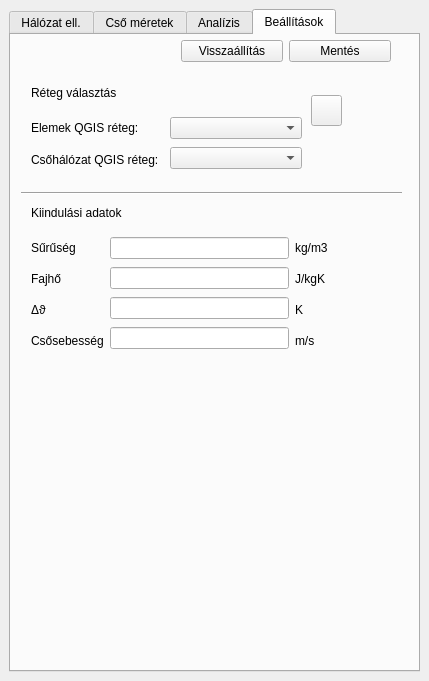
Old version of the form hmv/hmv_widget.ui in the repository cruizer/HMV-meretezes.
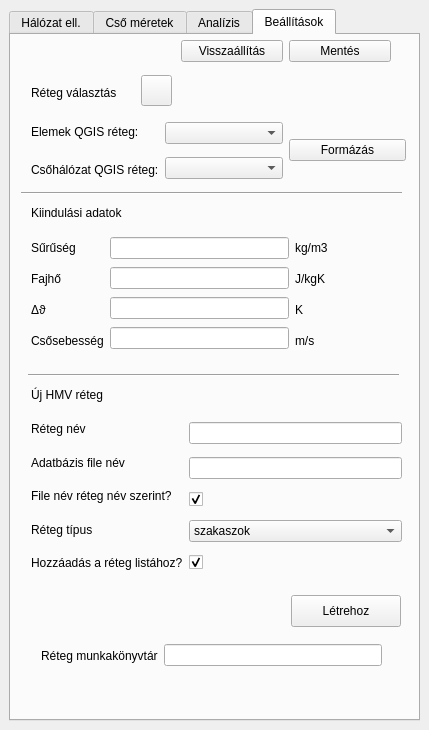
New version of the form. The open tabs and pages were chosen to show the change. Icons and pictures are not drawn.

Commit message: Added layer creation feature and utils, closes #1

Patch:
```diff
--- a/hmv/hmv_widget.ui
+++ b/hmv/hmv_widget.ui
@@ -7,7 +7,7 @@
     <x>0</x>
     <y>0</y>
     <width>429</width>
-    <height>681</height>
+    <height>730</height>
    </rect>
   </property>
   <property name="windowTitle">
@@ -503,8 +503,8 @@
        <widget class="QPushButton" name="refreshLayers_btn">
         <property name="geometry">
          <rect>
-          <x>300</x>
-          <y>60</y>
+          <x>130</x>
+          <y>40</y>
           <width>31</width>
           <height>31</height>
          </rect>
@@ -521,8 +521,8 @@
          <rect>
           <x>20</x>
           <y>80</y>
-          <width>271</width>
-          <height>58</height>
+          <width>375</width>
+          <height>71</height>
          </rect>
         </property>
         <layout class="QHBoxLayout" name="horizontalLayout_6">
@@ -554,6 +554,17 @@
            </item>
           </layout>
          </item>
+         <item>
+          <layout class="QVBoxLayout" name="verticalLayout_10">
+           <item>
+            <widget class="QPushButton" name="formatLayers_btn">
+             <property name="text">
+              <string>Formázás</string>
+             </property>
+            </widget>
+           </item>
+          </layout>
+         </item>
         </layout>
        </widget>
        <widget class="Line" name="line_2">
@@ -569,6 +580,162 @@
          <enum>Qt::Horizontal</enum>
         </property>
        </widget>
+       <widget class="QLabel" name="label_18">
+        <property name="geometry">
+         <rect>
+          <x>20</x>
+          <y>350</y>
+          <width>81</width>
+          <height>20</height>
+         </rect>
+        </property>
+        <property name="text">
+         <string>Új HMV réteg</string>
+        </property>
+       </widget>
+       <widget class="Line" name="line_3">
+        <property name="geometry">
+         <rect>
+          <x>17</x>
+          <y>330</y>
+          <width>371</width>
+          <height>20</height>
+         </rect>
+        </property>
+        <property name="orientation">
+         <enum>Qt::Horizontal</enum>
+        </property>
+       </widget>
+       <widget class="QWidget" name="horizontalLayoutWidget">
+        <property name="geometry">
+         <rect>
+          <x>20</x>
+          <y>380</y>
+          <width>371</width>
+          <height>162</height>
+         </rect>
+        </property>
+        <layout class="QHBoxLayout" name="horizontalLayout_7">
+         <item>
+          <layout class="QVBoxLayout" name="verticalLayout_11">
+           <item>
+            <widget class="QLabel" name="label_19">
+             <property name="text">
+              <string>Réteg név</string>
+             </property>
+            </widget>
+           </item>
+           <item>
+            <widget class="QLabel" name="label_20">
+             <property name="text">
+              <string>Adatbázis file név</string>
+             </property>
+            </widget>
+           </item>
+           <item>
+            <widget class="QLabel" name="label_23">
+             <property name="text">
+              <string>File név réteg név szerint?</string>
+             </property>
+            </widget>
+           </item>
+           <item>
+            <widget class="QLabel" name="label_21">
+             <property name="text">
+              <string>Réteg típus</string>
+             </property>
+            </widget>
+           </item>
+           <item>
+            <widget class="QLabel" name="label_22">
+             <property name="text">
+              <string>Hozzáadás a réteg listához?</string>
+             </property>
+            </widget>
+           </item>
+          </layout>
+         </item>
+         <item>
+          <layout class="QVBoxLayout" name="verticalLayout_12">
+           <item>
+            <widget class="QLineEdit" name="newLayerName_txtField"/>
+           </item>
+           <item>
+            <widget class="QLineEdit" name="newLayerDbFile_txtField"/>
+           </item>
+           <item>
+            <widget class="QCheckBox" name="autoDbFileName_checkbox">
+             <property name="text">
+              <string/>
+             </property>
+             <property name="checked">
+              <bool>true</bool>
+             </property>
+            </widget>
+           </item>
+           <item>
+            <widget class="QComboBox" name="newLayerType_combo">
+             <item>
+              <property name="text">
+               <string>szakaszok</string>
+              </property>
+             </item>
+             <item>
+              <property name="text">
+               <string>elemek</string>
+              </property>
+             </item>
+            </widget>
+           </item>
+           <item>
+            <widget class="QCheckBox" name="newLayerAddToRegistry_checkbox">
+             <property name="text">
+              <string/>
+             </property>
+             <property name="checked">
+              <bool>true</bool>
+             </property>
+            </widget>
+           </item>
+          </layout>
+         </item>
+        </layout>
+       </widget>
+       <widget class="QWidget" name="horizontalLayoutWidget_2">
+        <property name="geometry">
+         <rect>
+          <x>30</x>
+          <y>600</y>
+          <width>341</width>
+          <height>41</height>
+         </rect>
+        </property>
+        <layout class="QHBoxLayout" name="horizontalLayout_10">
+         <item>
+          <widget class="QLabel" name="label_24">
+           <property name="text">
+            <string>Réteg munkakönyvtár</string>
+           </property>
+          </widget>
+         </item>
+         <item>
+          <widget class="QLineEdit" name="layerWorkingDirectory_txtField"/>
+         </item>
+        </layout>
+       </widget>
+       <widget class="QPushButton" name="createNewLayer_btn">
+        <property name="geometry">
+         <rect>
+          <x>280</x>
+          <y>560</y>
+          <width>110</width>
+          <height>32</height>
+         </rect>
+        </property>
+        <property name="text">
+         <string>Létrehoz</string>
+        </property>
+       </widget>
       </widget>
      </widget>
     </item>
```
Left out of the diff: 2 changed lines with no effect on the pictures. The commit also changes 6 other files.
